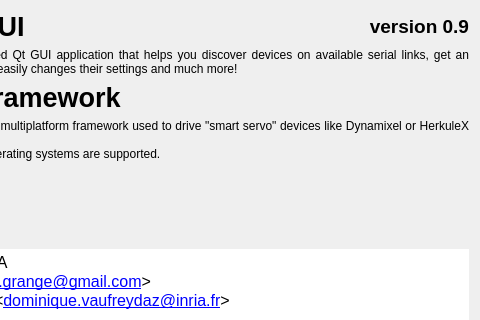
Qt form gui/ui/qabout.ui (emericg/SmartServoFramework) before a commit; both pictures show x 320 to 800 and y 0 to 320 of the 800 by 480 pixel window.
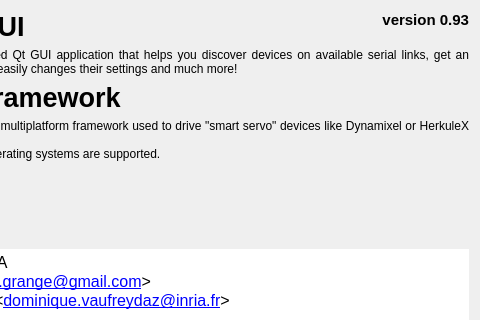
The same form after that commit. Icons and pictures are not drawn.

```diff
--- a/gui/ui/qabout.ui
+++ b/gui/ui/qabout.ui
@@ -113,10 +113,10 @@
         </font>
        </property>
        <property name="text">
-        <string>version 0.9</string>
+        <string>&lt;html&gt;&lt;head/&gt;&lt;body&gt;&lt;p&gt;&lt;span style=&quot; font-size:11pt;&quot;&gt;version 0.93&lt;/span&gt;&lt;/p&gt;&lt;/body&gt;&lt;/html&gt;</string>
        </property>
        <property name="alignment">
-        <set>Qt::AlignRight|Qt::AlignTrailing|Qt::AlignVCenter</set>
+        <set>Qt::AlignRight|Qt::AlignTop|Qt::AlignTrailing</set>
        </property>
       </widget>
      </item>
```
Left out of the diff: 12 changed lines with no effect on the pictures.
